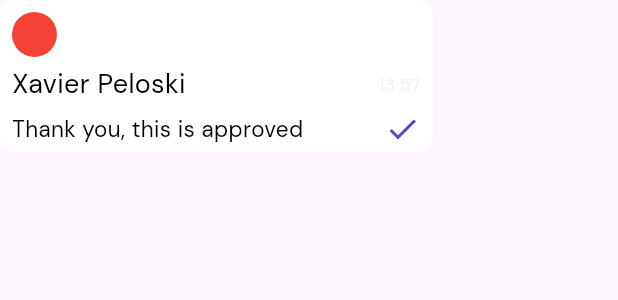
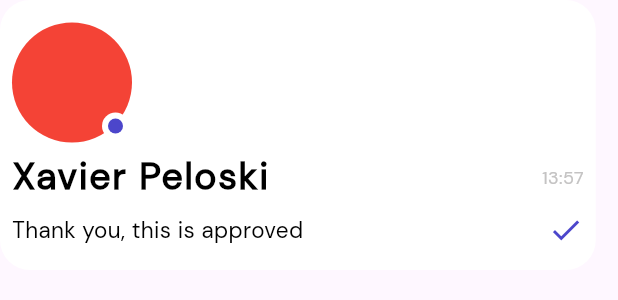
Before and after one commit to janWICKEDpro/real_time_chat, a Flutter app: the ChatTile widget shown alone on an empty page, opened directly, on a phone screen of 412 x 824 dp. Shown: the top 300 px of the screen. Run offline on Flutter 3.47's test engine with Material 2 defaults, Android fonts, the phone set to English and light mode, and no system bars; our stand-ins replace firebase_core, flutter_bloc, get_it, go_router; accounts and stored records are empty.

Commit message:
added more designs

```diff
--- a/lib/main.dart
+++ b/lib/main.dart
@@ -6,6 +6,7 @@ import 'firebase_options.dart';
 import 'package:firebase_core/firebase_core.dart';
 
 void main() async {
+  WidgetsFlutterBinding.ensureInitialized();
   await Firebase.initializeApp(
     options: DefaultFirebaseOptions.currentPlatform,
   );
--- a/lib/themes/colors.dart
+++ b/lib/themes/colors.dart
@@ -2,5 +2,5 @@ import 'package:flutter/material.dart';
 
 const purple = Color(0xff4c46cb);
 const black = Color(0xff000000);
-const grey = Color(0xfff2f2f2);
+const grey = Color.fromARGB(255, 196, 195, 195);
 const white = Color(0xffffffff);
--- a/lib/themes/themes.dart
+++ b/lib/themes/themes.dart
@@ -20,9 +20,10 @@ class AppThemes {
   );
   TextStyle name = const TextStyle(
       fontFamily: 'DMSans',
-      fontSize: 18,
+      fontSize: 25,
       color: black,
-      fontWeight: FontWeight.w400);
+      letterSpacing: 1.1,
+      fontWeight: FontWeight.w600);
   TextStyle message = const TextStyle(
     fontFamily: 'DMSans',
     fontSize: 15,
--- a/lib/widgets/chat_tile.dart
+++ b/lib/widgets/chat_tile.dart
@@ -11,11 +11,11 @@ class ChatTile extends StatelessWidget {
     return Opacity(
       opacity: 1.0,
       child: Container(
-        height: 100,
-        width: MediaQuery.of(context).size.width * 0.7,
+        height: 180,
+        width: MediaQuery.of(context).size.width * 0.964,
         decoration: BoxDecoration(
           color: white,
-          borderRadius: BorderRadius.circular(10),
+          borderRadius: BorderRadius.circular(20),
         ),
         child: Padding(
           padding: const EdgeInsets.all(8.0),
@@ -27,19 +27,30 @@ class ChatTile extends StatelessWidget {
                   children: [
                     const Positioned(
                       child: CircleAvatar(
-                        radius: 15,
+                        radius: 40,
                         backgroundColor: Colors.red,
                       ),
                     ),
                     Positioned(
-                      child: Container(
-                        height: 5,
-                        width: 5,
-                        decoration: BoxDecoration(
-                          borderRadius: BorderRadius.circular(5),
-                        ),
-                      ),
-                    )
+                        left: 60,
+                        top: 60,
+                        child: Container(
+                          height: 18,
+                          width: 18,
+                          decoration: BoxDecoration(
+                            color: white,
+                            borderRadius: BorderRadius.circular(20),
+                          ),
+                          child: Center(
+                              child: Container(
+                            height: 10,
+                            width: 10,
+                            decoration: BoxDecoration(
+                              color: purple,
+                              borderRadius: BorderRadius.circular(20),
+                            ),
+                          )),
+                        ))
                   ],
                 ),
                 sizedBox(height: 5),
```
Also changed, not shown: lib/screens/chat_screen.dart (+9 -3 lines), lib/widgets/message_tile.dart (added, +37 -0 lines), lib/widgets/received_message_tile.dart (deleted, +0 -21 lines), lib/widgets/search_bar.dart (+15 -6 lines), lib/widgets/sent_message_tile.dart (deleted).
